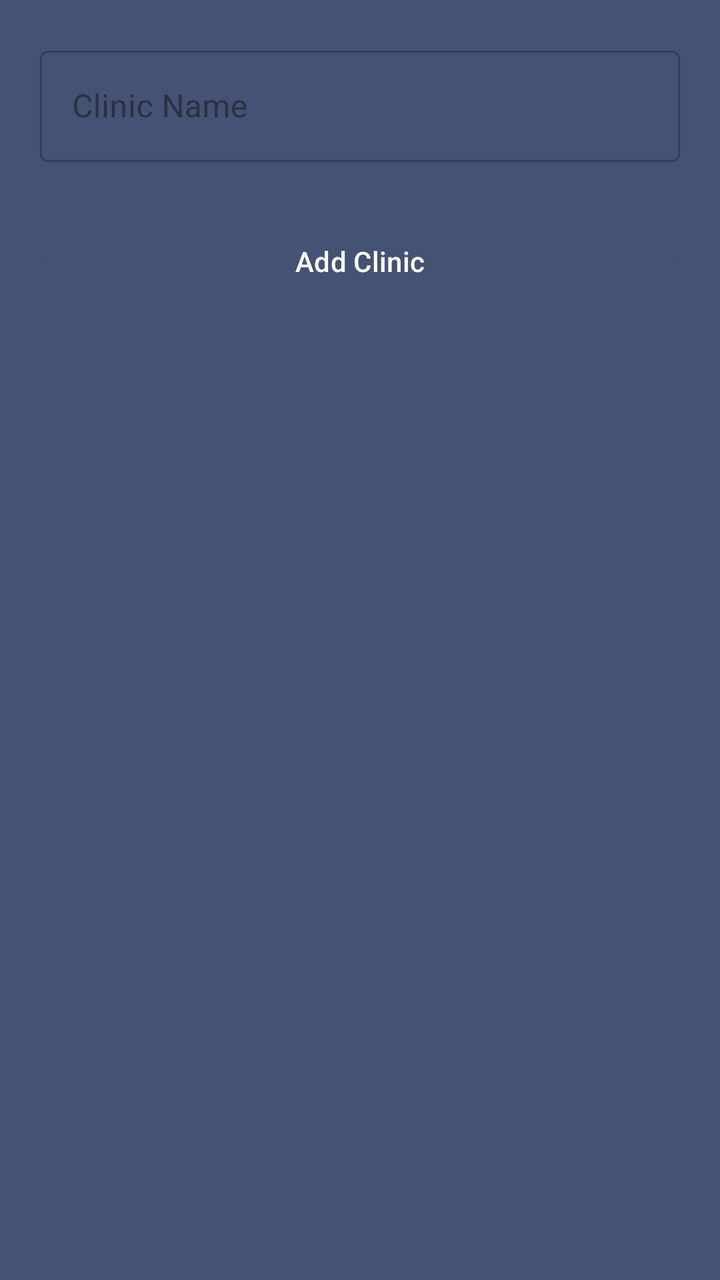
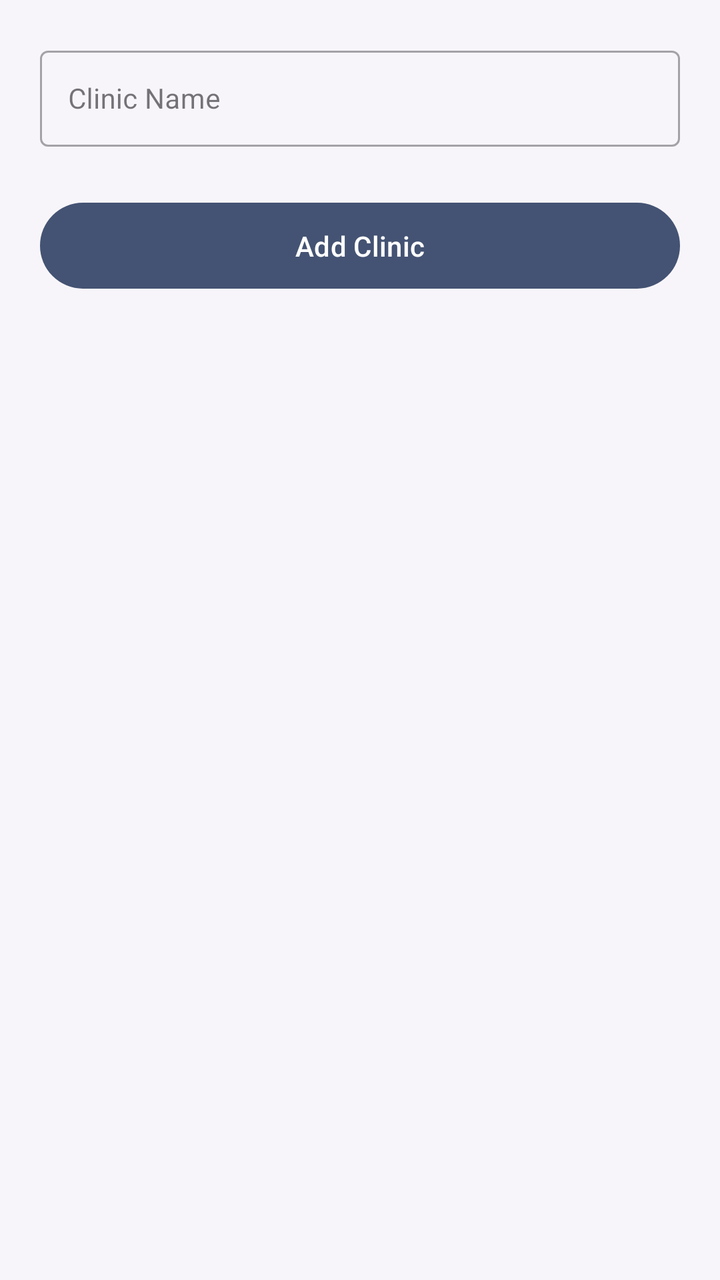

Before-and-after screenshots of an Android layout around one commit, followed by the original layout XML and the change that was made.
<!-- AndroidManifest.xml: application theme AppTheme -->
<!-- res/layout/fragment_add_clinic.xml -->
<?xml version="1.0" encoding="utf-8"?>
<layout xmlns:android="http://schemas.android.com/apk/res/android"
    xmlns:app="http://schemas.android.com/apk/res-auto">

    <androidx.constraintlayout.widget.ConstraintLayout
        android:layout_width="match_parent"
        android:layout_height="match_parent"
        android:fitsSystemWindows="true"
        >

        <TextView
            android:id="@+id/errorTextView"
            android:layout_width="wrap_content"
            android:layout_height="wrap_content"
            android:text=""
            android:textColor="#ff0000"
            android:textSize="18sp"
            android:visibility="gone"
            app:layout_constraintEnd_toEndOf="parent"
            app:layout_constraintStart_toStartOf="parent"
            app:layout_constraintTop_toTopOf="parent"
            android:layout_marginTop="20dp"
            android:layout_marginHorizontal="20dp"
            />

        <com.google.android.material.textfield.TextInputLayout
            android:id="@+id/clinicNameLayout"
            style="@style/Widget.MaterialComponents.TextInputLayout.OutlinedBox"
            android:layout_width="match_parent"
            android:layout_height="wrap_content"
            android:hint="Clinic Name"
            app:layout_constraintEnd_toEndOf="parent"
            app:layout_constraintStart_toStartOf="parent"
            app:layout_constraintTop_toBottomOf="@id/errorTextView"
            android:layout_marginTop="20dp"
            android:layout_marginHorizontal="20dp"
            >

            <com.google.android.material.textfield.TextInputEditText
                android:id="@+id/clinicNameEditText"
                android:layout_width="match_parent"
                android:layout_height="wrap_content"
                android:inputType="textCapWords" />
        </com.google.android.material.textfield.TextInputLayout>

        <com.google.android.material.button.MaterialButton
            android:id="@+id/addClinicButton"
            android:layout_width="match_parent"
            android:layout_height="wrap_content"
            android:layout_marginTop="24dp"
            android:layout_marginHorizontal="20dp"
            android:padding="12dp"
            android:text="Add Clinic"
            app:layout_constraintEnd_toEndOf="parent"
            app:layout_constraintStart_toStartOf="parent"
            app:layout_constraintTop_toBottomOf="@+id/clinicNameLayout" />

        
        <include
            android:id="@+id/loadingViewInclude"
            layout="@layout/view_loading"
            android:layout_height="match_parent"
            android:layout_width="match_parent"
            app:layout_constraintBottom_toBottomOf="parent"
            app:layout_constraintEnd_toEndOf="parent"
            app:layout_constraintStart_toStartOf="parent"
            app:layout_constraintTop_toTopOf="parent"/>

    </androidx.constraintlayout.widget.ConstraintLayout>
</layout>
<!-- res/layout/view_loading.xml (included above) -->
<?xml version="1.0" encoding="utf-8"?>
<androidx.constraintlayout.widget.ConstraintLayout xmlns:android="http://schemas.android.com/apk/res/android"
    android:layout_width="match_parent"
    android:layout_height="match_parent">
    <LinearLayout
        android:id="@+id/loading_view"
        android:layout_width="match_parent"
        android:layout_height="match_parent"
        android:gravity="center"
        android:orientation="vertical"
        android:visibility="gone"
        android:background="#ccffffff"
        >

        <ProgressBar
            android:layout_width="wrap_content"
            android:layout_height="wrap_content" />
    </LinearLayout>
</androidx.constraintlayout.widget.ConstraintLayout>
<!-- resources referenced by this layout -->
<resources>
  <style name="AppTheme" parent="Theme.Material3.DayNight.NoActionBar">
          <item name="colorPrimary">@color/colorPrimary</item>
          <item name="colorPrimaryDark">@color/colorPrimaryDark</item>
          <item name="colorAccent">@color/colorAccent</item>
          <item name="android:statusBarColor">@color/slateIndigoDark</item>
          <item name="android:navigationBarColor">@android:color/white</item>
          <item name="android:windowBackground">@color/slateIndigo</item>
          <item name="android:windowLightStatusBar">false</item>
          <item name="android:windowDrawsSystemBarBackgrounds">true</item>
      </style>
  <color name="colorPrimary">#445373</color>
  <color name="colorPrimaryDark">#35415A</color>
  <color name="colorAccent">#D81B60</color>
  <color name="slateIndigoDark">#3B4864</color>
  <color name="slateIndigo">#445373</color>
</resources>

<!-- the commit's change to res/layout/fragment_add_clinic.xml (unified diff, before → after) -->
@@ -5,21 +5,23 @@
     <androidx.constraintlayout.widget.ConstraintLayout
         android:layout_width="match_parent"
         android:layout_height="match_parent"
+        android:background="@color/clinicScreenBackground"
         android:fitsSystemWindows="true"
         >
 
         <TextView
             android:id="@+id/errorTextView"
-            android:layout_width="wrap_content"
+            android:layout_width="0dp"
             android:layout_height="wrap_content"
             android:text=""
             android:textColor="#ff0000"
-            android:textSize="18sp"
+            android:textSize="14sp"
+            android:fontFamily="sans-serif-medium"
             android:visibility="gone"
             app:layout_constraintEnd_toEndOf="parent"
             app:layout_constraintStart_toStartOf="parent"
             app:layout_constraintTop_toTopOf="parent"
-            android:layout_marginTop="20dp"
+            android:layout_marginTop="16dp"
             android:layout_marginHorizontal="20dp"
             />
 
@@ -32,12 +34,14 @@
             app:layout_constraintEnd_toEndOf="parent"
             app:layout_constraintStart_toStartOf="parent"
             app:layout_constraintTop_toBottomOf="@id/errorTextView"
-            android:layout_marginTop="20dp"
+            android:layout_marginTop="16dp"
+            app:layout_goneMarginTop="20dp"
             android:layout_marginHorizontal="20dp"
             >
 
             <com.google.android.material.textfield.TextInputEditText
                 android:id="@+id/clinicNameEditText"
+                style="@style/LibraryFormFieldContent"
                 android:layout_width="match_parent"
                 android:layout_height="wrap_content"
                 android:inputType="textCapWords" />
<!-- resource entries referenced after the edit -->
@@ -1,5 +1,15 @@
 <!-- resources referenced by this layout -->
 <resources>
+  <color name="clinicScreenBackground">#F8F5FA</color>
+  <style name="LibraryFormFieldContent" parent="">
+          <item name="android:minHeight">48dp</item>
+          <item name="android:textSize">14sp</item>
+          <item name="android:paddingStart">14dp</item>
+          <item name="android:paddingEnd">14dp</item>
+          <item name="android:paddingTop">10dp</item>
+          <item name="android:paddingBottom">10dp</item>
+          <item name="android:gravity">center_vertical</item>
+      </style>
   <style name="AppTheme" parent="Theme.Material3.DayNight.NoActionBar">
           <item name="colorPrimary">@color/colorPrimary</item>
           <item name="colorPrimaryDark">@color/colorPrimaryDark</item>
